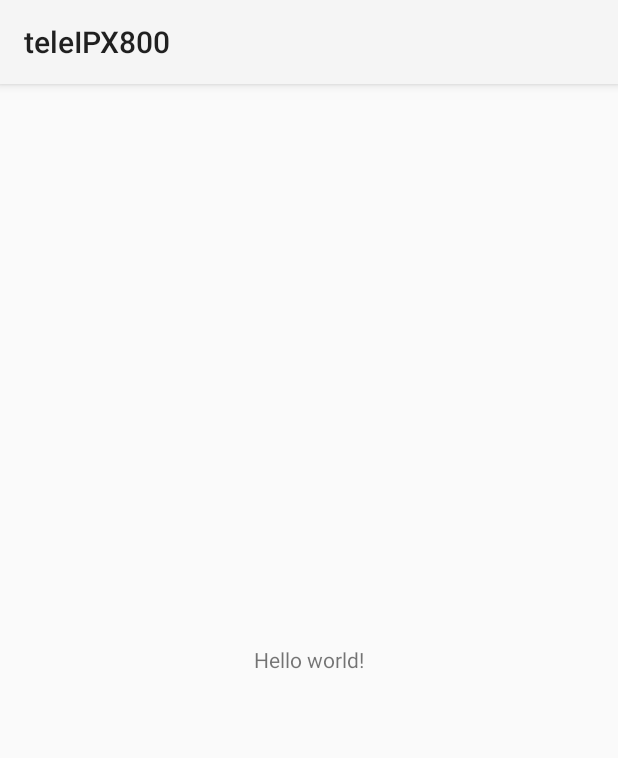
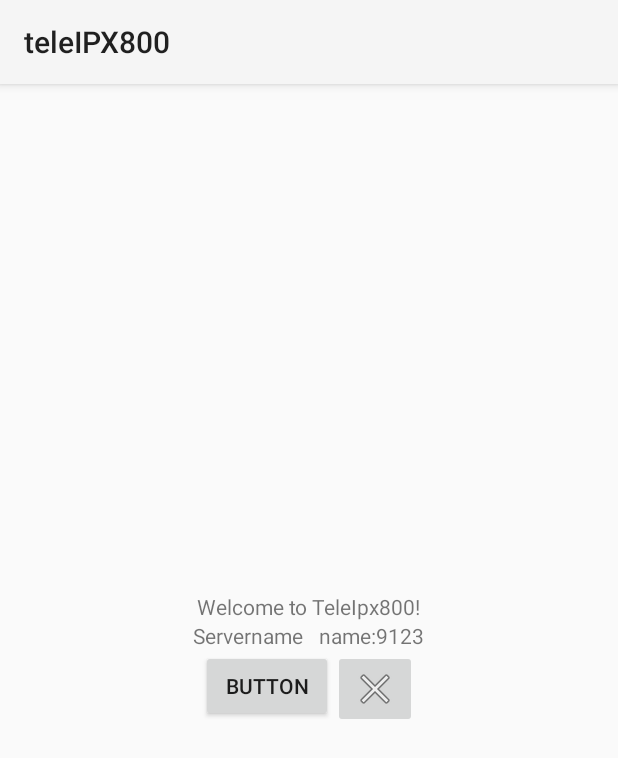
Before and after one commit to nohkumado/teleIPX800, an Android app: the layout main.xml on its own in the app's theme, with its tools: preview values and no code run, on a phone screen of 412 x 824 dp. Shown: the top 758 px of the screen. Run offline under Robolectric (Android 15) with nearby library versions, the phone set to English and light mode, and no system bars.

Commit message:
first steps..... just settings with server name and port, and a front to display them and start with some bttons

```diff
--- a/build.gradle
+++ b/build.gradle
@@ -16,4 +16,8 @@ allprojects {
     repositories {
         jcenter()
     }
+	dependencies
+	{
+		compile "com.nohkumado:ipx800Control:+"
+	}
 }
--- a/src/main/AndroidManifest.xml
+++ b/src/main/AndroidManifest.xml
@@ -16,6 +16,9 @@
                 <category android:name="android.intent.category.LAUNCHER" />
             </intent-filter>
         </activity>
+		<activity
+			android:name=".AppPreferences"
+			android:label="@string/settings" />
     </application>
 
 </manifest>
--- a/src/main/res/layout/main.xml
+++ b/src/main/res/layout/main.xml
@@ -1,11 +1,67 @@
-<LinearLayout xmlns:android="http://schemas.android.com/apk/res/android"
-    android:layout_width="match_parent"
-    android:layout_height="match_parent"
-    android:gravity="center">
+<?xml version="1.0" encoding="utf-8"?>
+<LinearLayout
+	xmlns:android="http://schemas.android.com/apk/res/android"
+	android:id="@+id/maincontainer"
+	android:layout_width="match_parent"
+	android:layout_height="match_parent"
+	android:orientation="vertical"
+	android:gravity="center">
 
-    <TextView
-        android:text="@string/hello_world"
-        android:layout_width="wrap_content"
-        android:layout_height="wrap_content" />
+	<TextView
+		android:text="@string/title"
+		android:layout_width="wrap_content"
+		android:layout_height="wrap_content"
+		android:id="@+id/titleView"/>
+
+	<LinearLayout
+		android:layout_height="wrap_content"
+		android:layout_width="wrap_content"
+		android:orientation="horizontal">
+
+		<TextView
+			android:layout_height="wrap_content"
+			android:layout_width="wrap_content"
+			android:text="@string/servername"
+			android:id="@+id/servernameLabel"
+			android:paddingRight="10dp"/>
+
+		<TextView
+			android:layout_height="wrap_content"
+			android:layout_width="wrap_content"
+			android:text="name"
+			android:id="@+id/servernameValue"/>
+
+		<TextView
+			android:layout_height="wrap_content"
+			android:layout_width="wrap_content"
+			android:text=":"/>
+
+		<TextView
+			android:layout_height="wrap_content"
+			android:layout_width="wrap_content"
+			android:text="9123"
+			android:id="@+id/portValue"/>
+
+	</LinearLayout>
+
+	<GridLayout
+		columnCount="1"
+		android:layout_height="wrap_content"
+		android:layout_width="wrap_content"
+		rowCount="1"
+		android:id="@+id/shortcutgrid"
+		android:columnCount="4">
+
+		<Button
+			android:layout_height="wrap_content"
+			android:layout_width="wrap_content"
+			android:text="Button"/>
+
+		<ImageButton
+			android:layout_height="wrap_content"
+			android:layout_width="wrap_content"
+			android:src="@android:drawable/ic_menu_close_clear_cancel"/>
+
+	</GridLayout>
 
 </LinearLayout>
--- a/src/main/res/values/strings.xml
+++ b/src/main/res/values/strings.xml
@@ -2,6 +2,10 @@
 <resources>
 
     <string name="app_name">teleIPX800</string>
-    <string name="hello_world">Hello world!</string>
-
+    <string name="title">Welcome to TeleIpx800!</string>
+	<string name="servername_sum">Provide a valid servername, either numeric or symbolic</string>
+	<string name="servername">Servername</string>
+	<string name="serverport_sum">Provide a numeric portnumber</string>
+	<string name="serverport">Servername</string>
+	<string name="settings">Settings</string>
 </resources>
```
Also changed, not shown: src/main/java/com/nohkumado/App.java (deleted, +0 -13 lines), src/main/java/com/nohkumado/teleIPX800/AppPreferenceFrag.java (added, +15 -0 lines), src/main/java/com/nohkumado/teleIPX800/AppPreferences.java (added, +16 -0 lines), src/main/java/com/nohkumado/teleIPX800/MainActivity.java (+110 -3 lines), src/main/res/menu/menu_main.xml (added, +7 -0 lines), src/main/res/xml/preferences.xml (added, +11 -0 lines), 5 other files.
